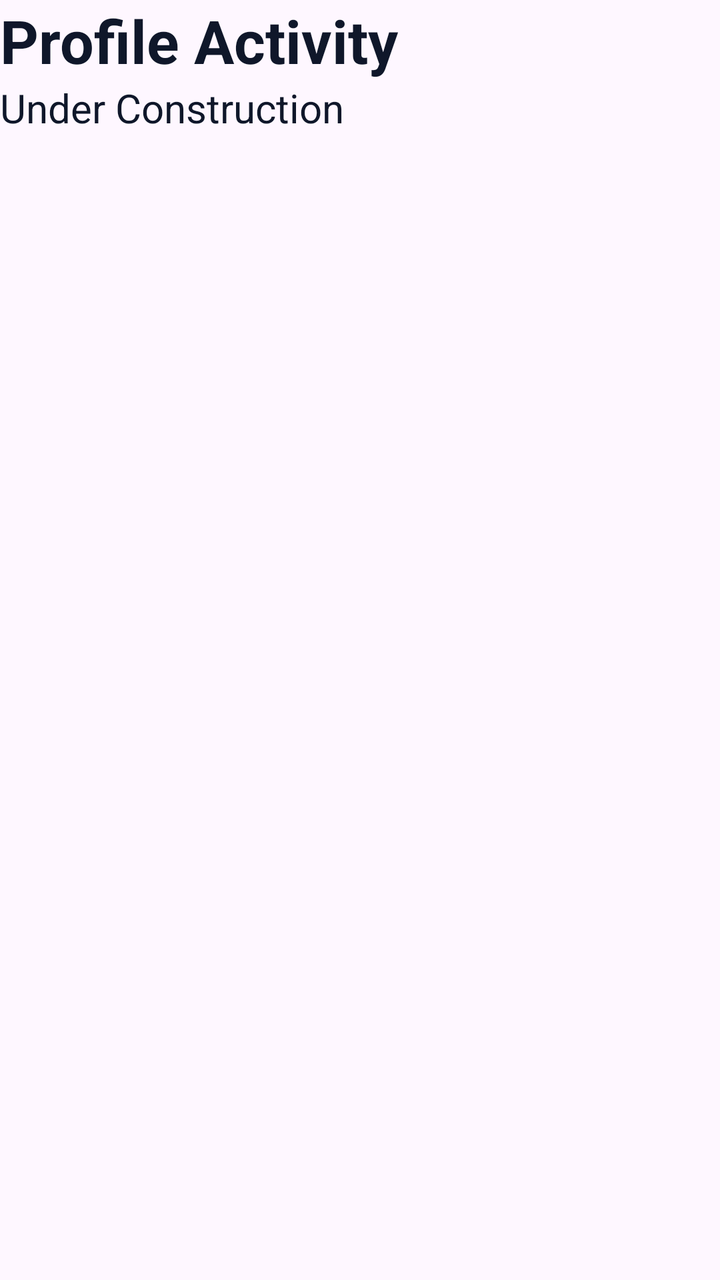
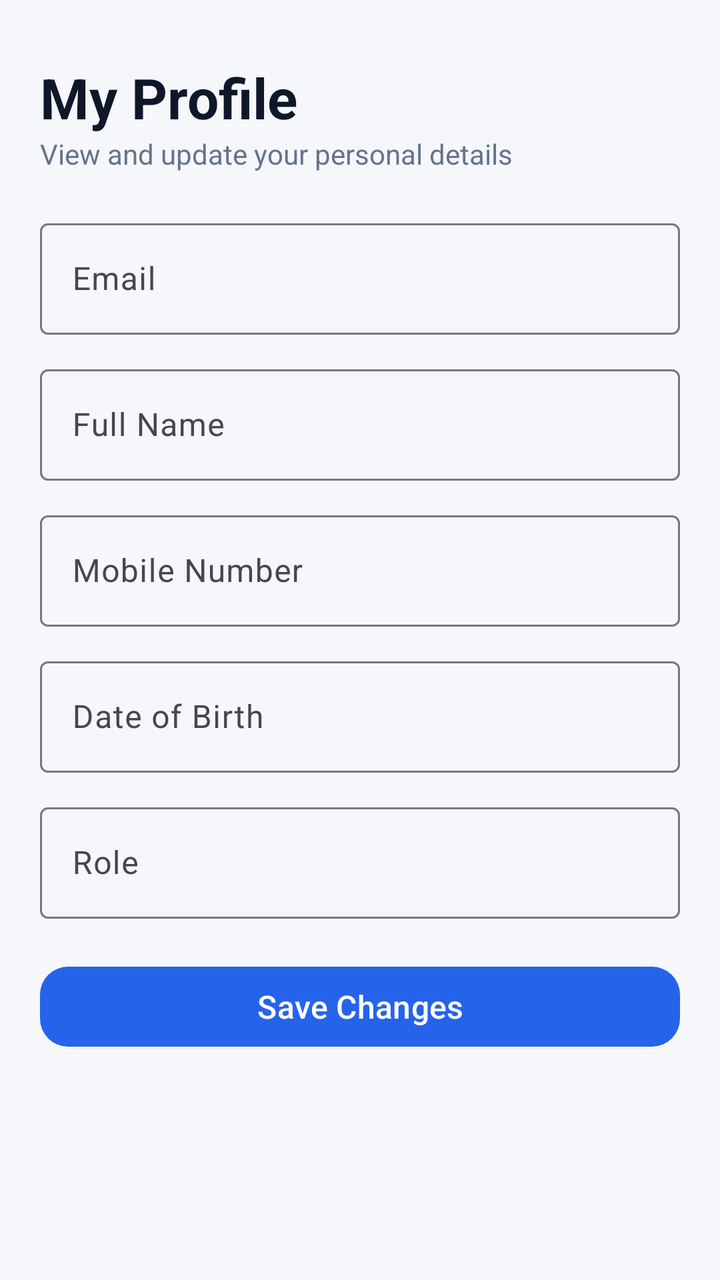

Before-and-after screenshots of an Android layout around one commit, followed by the original layout XML and the change that was made.
<!-- AndroidManifest.xml: application theme Theme.LabMate -->
<!-- res/layout/fragment_profile.xml -->
<?xml version="1.0" encoding="utf-8"?>
<FrameLayout xmlns:android="http://schemas.android.com/apk/res/android"
    xmlns:tools="http://schemas.android.com/tools"
    android:layout_width="match_parent"
    android:layout_height="match_parent"
    tools:context=".fragments.ProfileFragment">

    <ScrollView
        android:layout_width="match_parent"
        android:layout_height="match_parent">

        <LinearLayout
            android:layout_width="match_parent"
            android:layout_height="match_parent"
            android:orientation="vertical">

            <TextView
                android:layout_width="wrap_content"
                android:layout_height="wrap_content"
                android:text="Profile Activity"
                android:textColor="@color/text_primary"
                android:textStyle="bold"
                android:textSize="30sp"/>

            <TextView
                android:layout_width="match_parent"
                android:layout_height="wrap_content"
                android:text="@string/under_construction"
                android:textSize="20sp"
                android:textColor="@color/text_primary"/>

        </LinearLayout>

    </ScrollView>

</FrameLayout>
<!-- resources referenced by this layout -->
<resources>
  <color name="text_primary">#FF0F172A</color>
  <string name="under_construction">Under Construction</string>
  <style name="Theme.LabMate" parent="Base.Theme.LabMate" />
  <style name="Base.Theme.LabMate" parent="Theme.Material3.DayNight.NoActionBar">
  
          <item name="colorPrimary">@color/primary</item>
          <item name="colorOnSurface">@color/text_on_primary</item>
  
          
          <item name="android:statusBarColor">@color/primary_light</item>
  
          
          <item name="android:windowLightStatusBar">true</item>
  
      </style>
  <color name="primary">#FF2563EB</color>
  <color name="text_on_primary">#FFFFFFFF</color>
  <color name="primary_light">#FF93C5FD</color>
</resources>

<!-- the commit's change to res/layout/fragment_profile.xml (unified diff, before → after) -->
@@ -1,36 +1,169 @@
 <?xml version="1.0" encoding="utf-8"?>
-<FrameLayout xmlns:android="http://schemas.android.com/apk/res/android"
+<FrameLayout
+    xmlns:android="http://schemas.android.com/apk/res/android"
+    xmlns:app="http://schemas.android.com/apk/res-auto"
     xmlns:tools="http://schemas.android.com/tools"
     android:layout_width="match_parent"
     android:layout_height="match_parent"
+    android:background="@color/background_color"
     tools:context=".fragments.ProfileFragment">
 
     <ScrollView
+        android:id="@+id/profileScrollView"
         android:layout_width="match_parent"
-        android:layout_height="match_parent">
+        android:layout_height="match_parent"
+        android:fillViewport="true"
+        android:clipToPadding="false">
 
         <LinearLayout
             android:layout_width="match_parent"
-            android:layout_height="match_parent"
-            android:orientation="vertical">
+            android:layout_height="wrap_content"
+            android:orientation="vertical"
+            android:padding="20dp">
+
+            
+            <TextView
+                android:layout_width="wrap_content"
+                android:layout_height="wrap_content"
+                android:text="My Profile"
+                android:textSize="28sp"
+                android:textStyle="bold"
+                android:textColor="@color/text_primary"
+                android:layout_marginTop="10dp"/>
 
             <TextView
                 android:layout_width="wrap_content"
                 android:layout_height="wrap_content"
-                android:text="Profile Activity"
-                android:textColor="@color/text_primary"
-                android:textStyle="bold"
-                android:textSize="30sp"/>
+                android:text="View and update your personal details"
+                android:textSize="14sp"
+                android:textColor="@color/text_secondary"
+                android:layout_marginBottom="20dp"/>
 
-            <TextView
+            
+            <com.google.android.material.textfield.TextInputLayout
+                style="@style/Widget.Material3.TextInputLayout.OutlinedBox"
                 android:layout_width="match_parent"
                 android:layout_height="wrap_content"
-                android:text="@string/under_construction"
-                android:textSize="20sp"
-                android:textColor="@color/text_primary"/>
+                android:hint="Email"
+                android:layout_marginBottom="12dp">
+
+                <com.google.android.material.textfield.TextInputEditText
+                    android:id="@+id/emailEditText"
+                    android:layout_width="match_parent"
+                    android:layout_height="wrap_content"
+                    android:inputType="textEmailAddress"
+                    android:textColor="@color/text_primary"
+                    android:focusable="false"
+                    android:clickable="false"
+                    android:cursorVisible="false"/>
+
+            </com.google.android.material.textfield.TextInputLayout>
+
+            
+            <com.google.android.material.textfield.TextInputLayout
+                style="@style/Widget.Material3.TextInputLayout.OutlinedBox"
+                android:layout_width="match_parent"
+                android:layout_height="wrap_content"
+                android:hint="@string/full_name"
+                android:layout_marginBottom="12dp">
+
+                <com.google.android.material.textfield.TextInputEditText
+                    android:id="@+id/nameEditText"
+                    android:layout_width="match_parent"
+                    android:layout_height="wrap_content"
+                    android:inputType="textCapWords"
+                    android:textColor="@color/text_primary"/>
+
+            </com.google.android.material.textfield.TextInputLayout>
+
+            
+            <com.google.android.material.textfield.TextInputLayout
+                style="@style/Widget.Material3.TextInputLayout.OutlinedBox"
+                android:layout_width="match_parent"
+                android:layout_height="wrap_content"
+                android:hint="@string/mobile_number"
+                android:layout_marginBottom="12dp"
+                app:placeholderText="07xxxxxxxx">
+
+                <com.google.android.material.textfield.TextInputEditText
+                    android:id="@+id/mobileEditText"
+                    android:layout_width="match_parent"
+                    android:layout_height="wrap_content"
+                    android:inputType="phone"
+                    android:textColor="@color/text_primary"/>
+
+            </com.google.android.material.textfield.TextInputLayout>
+
+            
+            <com.google.android.material.textfield.TextInputLayout
+                style="@style/Widget.Material3.TextInputLayout.OutlinedBox"
+                android:layout_width="match_parent"
+                android:layout_height="wrap_content"
+                android:hint="@string/date_of_birth"
+                app:placeholderText="dd/mm/yyyy"
+                android:layout_marginBottom="12dp">
+
+                <com.google.android.material.textfield.TextInputEditText
+                    android:id="@+id/dobEditText"
+                    android:layout_width="match_parent"
+                    android:layout_height="wrap_content"
+                    android:inputType="date"
+                    android:textColor="@color/text_primary"/>
+
+            </com.google.android.material.textfield.TextInputLayout>
+
+            
+            <com.google.android.material.textfield.TextInputLayout
+                style="@style/Widget.Material3.TextInputLayout.OutlinedBox"
+                android:layout_width="match_parent"
+                android:layout_height="wrap_content"
+                android:hint="Role"
+                android:layout_marginBottom="20dp">
+
+                <com.google.android.material.textfield.TextInputEditText
+                    android:id="@+id/roleEditText"
+                    android:layout_width="match_parent"
+                    android:layout_height="wrap_content"
+                    android:textColor="@color/text_primary"
+                    android:focusable="false"
+                    android:clickable="false"
+                    android:cursorVisible="false"/>
+
+            </com.google.android.material.textfield.TextInputLayout>
+
+            
+            <com.google.android.material.button.MaterialButton
+                android:id="@+id/saveProfileButton"
+                android:layout_width="match_parent"
+                android:layout_height="wrap_content"
+                android:text="Save Changes"
+                android:textSize="16sp"
+                android:textColor="@color/button_text"
+                app:backgroundTint="@color/button_primary"
+                app:cornerRadius="14dp"/>
 
         </LinearLayout>
 
     </ScrollView>
 
+    
+    <FrameLayout
+        android:id="@+id/loadingOverlay"
+        android:layout_width="match_parent"
+        android:layout_height="match_parent"
+        android:background="@color/background_color"
+        android:clickable="true"
+        android:focusable="true"
+        android:elevation="10dp"
+        android:visibility="gone">
+
+        <ProgressBar
+            android:id="@+id/profileProgressBar"
+            android:layout_width="wrap_content"
+            android:layout_height="wrap_content"
+            android:layout_gravity="center"
+            android:indeterminateTint="@color/primary"/>
+
+    </FrameLayout>
+
 </FrameLayout>
<!-- resource entries referenced after the edit -->
@@ -1,7 +1,13 @@
 <!-- resources referenced by this layout -->
 <resources>
+  <color name="background_color">#FFF5F7FB</color>
+  <color name="button_primary">#FF2563EB</color>
+  <color name="button_text">#FFFFFFFF</color>
   <color name="text_primary">#FF0F172A</color>
-  <string name="under_construction">Under Construction</string>
+  <color name="text_secondary">#FF64748B</color>
+  <string name="date_of_birth">Date of Birth</string>
+  <string name="full_name">Full Name</string>
+  <string name="mobile_number">Mobile Number</string>
   <style name="Theme.LabMate" parent="Base.Theme.LabMate" />
   <style name="Base.Theme.LabMate" parent="Theme.Material3.DayNight.NoActionBar">
   
